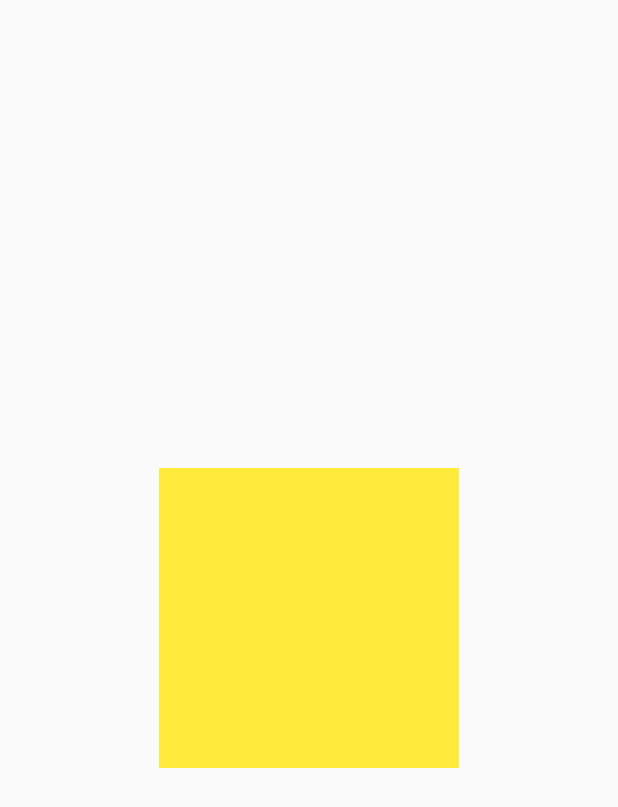
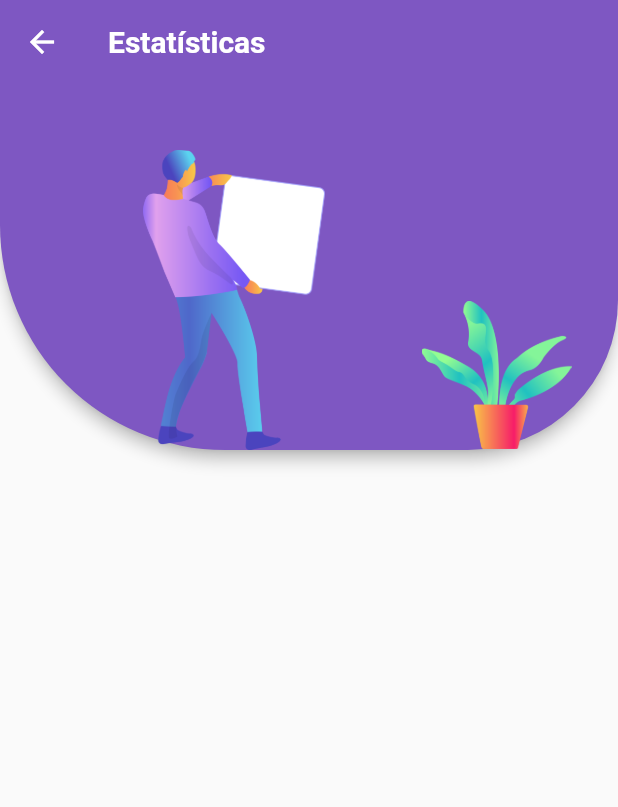
Before and after one commit to larissaBernardon/informa_saude, a Flutter app: the StatisticsPage screen opened directly, on a phone screen of 412 x 824 dp. Shown: the top 807 px of the screen. Run offline on Flutter 3.47's test engine with Material 2 defaults, Android fonts, the phone set to English and light mode, and no system bars; our stand-ins replace dio, flutter_mobx, geolocator, google_maps_flutter, mobx; generated files the repository leaves out were written again; network calls fail.

Commit message:
adicionar flexible header na tela de estatísticas

```diff
--- a/informa_saude/lib/statistics/statistics_page.dart
+++ b/informa_saude/lib/statistics/statistics_page.dart
@@ -22,11 +22,63 @@ class _StatisticsPageState extends State<StatisticsPage> {
 
   @override
   Widget build(BuildContext context) {
-    return Center(
-      child: Container(
-        height: 200,
-        width: 200,
-        color: Colors.yellow,
+    return Scaffold(
+      appBar: PreferredSize(
+        preferredSize: const Size.fromHeight(300),
+        child: _buildAppBar(),
+      ),
+      extendBodyBehindAppBar: true,
+      body: Column(),
+    );
+  }
+
+  AppBar _buildAppBar() {
+    return AppBar(
+      title: _buildTitle(),
+      centerTitle: false,
+      flexibleSpace: _buildFlexibleSpace(),
+      backgroundColor: Colors.deepPurple.shade400,
+      shape: const RoundedRectangleBorder(
+        borderRadius: BorderRadius.only(
+          bottomLeft: Radius.circular(150),
+          bottomRight: Radius.circular(100),
+        ),
+      ),
+    );
+  }
+
+  Widget _buildTitle() {
+    return const Text(
+      'Estatísticas',
+      style: TextStyle(fontWeight: FontWeight.bold),
+    );
+  }
+
+  Widget _buildFlexibleSpace() {
+    return Padding(
+      padding: const EdgeInsets.only(top: 100),
+      child: Row(
+        crossAxisAlignment: CrossAxisAlignment.end,
+        mainAxisAlignment: MainAxisAlignment.center,
+        children: [
+          Container(
+            width: 250,
+            height: 250,
+            decoration: const BoxDecoration(
+              image: DecorationImage(
+                  image: AssetImage('assets/man.png'), fit: BoxFit.scaleDown),
+            ),
+          ),
+          Container(
+            width: 100,
+            height: 100,
+            decoration: const BoxDecoration(
+              image: DecorationImage(
+                  image: AssetImage('assets/flower.png'),
+                  fit: BoxFit.scaleDown),
+            ),
+          )
+        ],
       ),
     );
   }
--- a/informa_saude/pubspec.yaml
+++ b/informa_saude/pubspec.yaml
@@ -32,3 +32,9 @@ flutter:
 
   assets:
     - assets/virus.png
+    - assets/backkground.png
+    - assets/man.png
+    - assets/computer.png
+    - assets/flower.png
+    - assets/women-handup.png
+    - assets/women-laptop.png
```
Also changed, not shown: informa_saude/lib/models/country.dart (+25 -7 lines), informa_saude/lib/statistics/statistics_controller.dart (+13 -1 lines), informa_saude/assets/backkground.png (added), informa_saude/assets/computer.png (added), informa_saude/assets/flower.png (added), informa_saude/assets/man.png (added), informa_saude/assets/women-handup.png (added), informa_saude/assets/women-laptop.png (added), informa_saude/lib/statistics/statistics_controller.g.dart.
